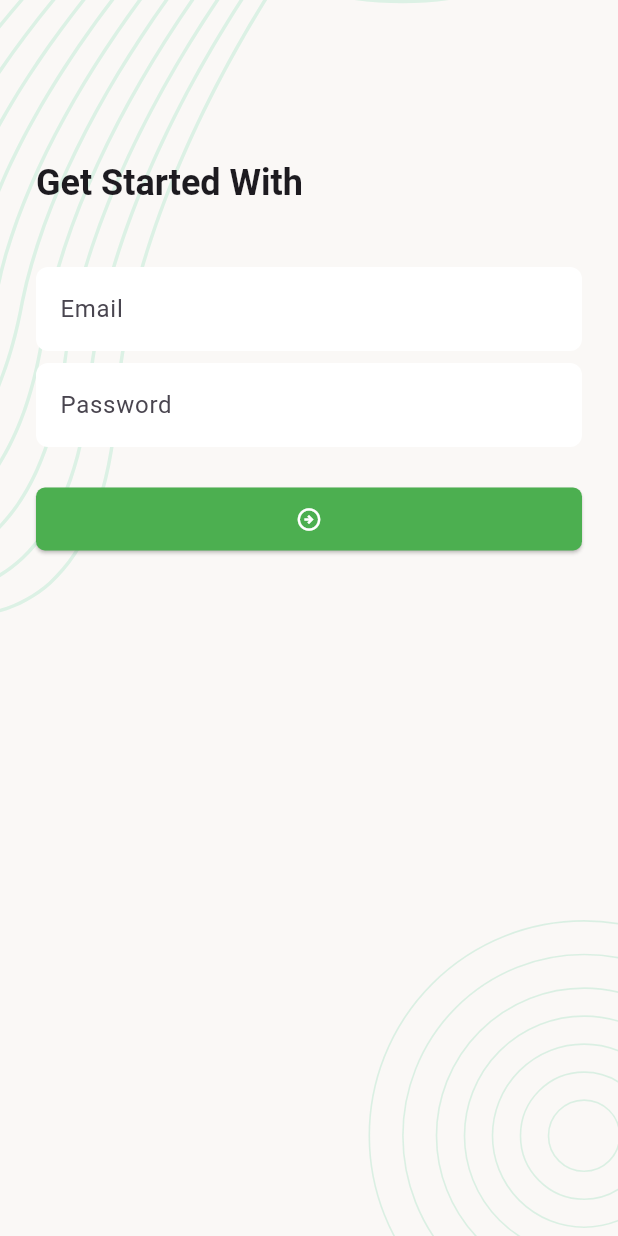
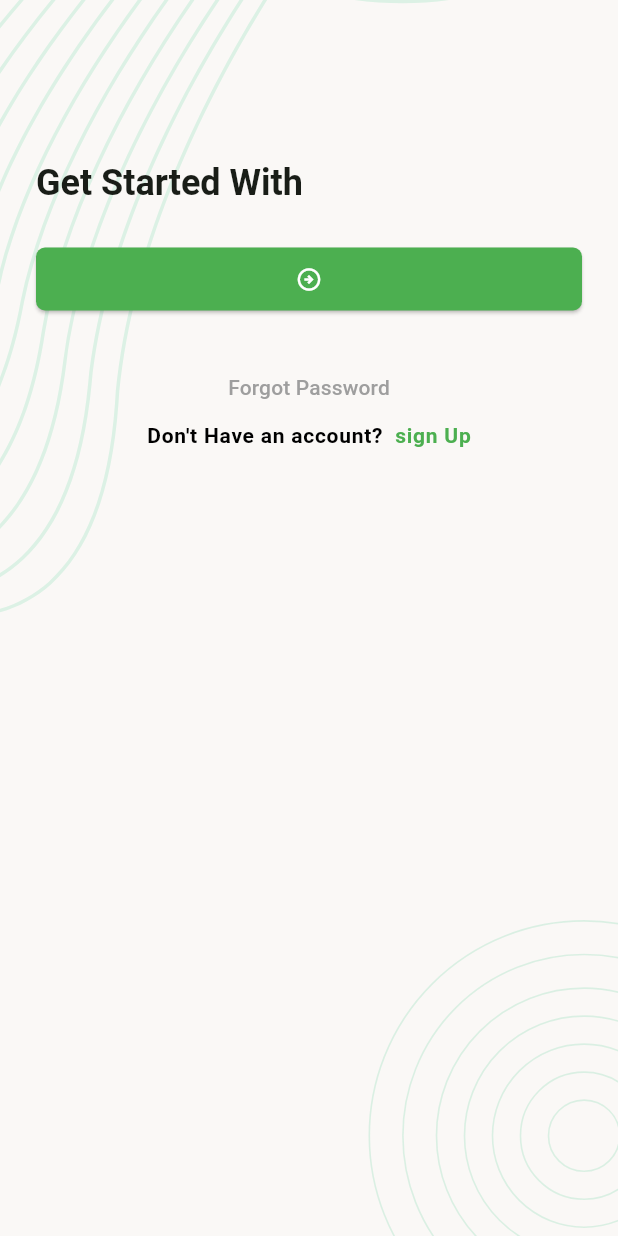
Before and after one commit to rakibmahmudkhan/Todo, a Flutter app: the screen it shows after launch, on a phone screen of 412 x 824 dp. Run offline on Flutter 3.47's test engine with Material 3 defaults, Android fonts, the phone set to English and light mode, and no system bars; our stand-ins replace flutter_svg.

Commit message:
screen created[update]

```diff
--- a/lib/app.dart
+++ b/lib/app.dart
@@ -14,6 +14,7 @@ class _TaskManagerAppState extends State<TaskManagerApp> {
   Widget build(BuildContext context) {
     return MaterialApp(
       theme: ThemeData(
+        colorSchemeSeed: AppColors.themeColor,
         textTheme: const TextTheme(),
         inputDecorationTheme: _inputDecorationTheme(),
         elevatedButtonTheme: _elevatedButtonTheme(),
@@ -39,7 +40,7 @@ class _TaskManagerAppState extends State<TaskManagerApp> {
     return InputDecorationTheme(
       border: _inputBorder(),
       enabledBorder: _inputBorder(),
-      errorBorder: _inputBorder(),
+      errorBorder: _inputBorder (),
       focusedBorder: _inputBorder(),
       fillColor: Colors.white,
       filled: true,
--- a/lib/ui/screens/sign_in_screen.dart
+++ b/lib/ui/screens/sign_in_screen.dart
@@ -14,7 +14,6 @@ class _SignInScreenState extends State<SignInScreen> {
   Widget build(BuildContext context) {
     TextTheme textTheme = Theme.of(context).textTheme;
     return Scaffold(
-
       body: ScreenBackground(
           child: Padding(
         padding: const EdgeInsets.all(24.0),
@@ -27,25 +26,38 @@ class _SignInScreenState extends State<SignInScreen> {
             Text("Get Started With",
                 style: textTheme.headlineSmall
                     ?.copyWith(fontWeight: FontWeight.w700)),
-            const SizedBox(
-              height: 40,
-            ),
-            TextFormField(
-              decoration: const InputDecoration(
-                hintText: "Email",
-              ),
-            ),
-            const SizedBox(height: 8),
-            TextFormField(
-              decoration: const InputDecoration(
-                hintText: "Password",
-              ),
-            ),
+            const SizedBox(),
             const SizedBox(height: 24),
             ElevatedButton(
               onPressed: () {},
               child: const Icon(Icons.arrow_circle_right_outlined),
-            )
+            ),
+            const SizedBox(height: 24),
+           Center(
+             child: Column(
+
+               children: [
+                 TextButton(
+                   onPressed: () {},
+                   child: Text("Forgot Password",style:TextStyle(color: Colors.grey),),
+                 ),
+                 RichText(
+                   text: TextSpan(
+                       style: TextStyle(
+                           color: Colors.black,
+                           fontWeight: FontWeight.w600,
+                           fontSize: 14,
+                           letterSpacing: 0.5),
+                       text: "Don't Have an account?  ",
+                       children: [
+                         TextSpan(
+                             text: "sign Up",
+                             style: TextStyle(color: AppColors.themeColor))
+                       ]),
+                 )
+               ],
+             ),
+           )
           ],
         ),
       )),
--- a/lib/ui/screens/splash_screen.dart
+++ b/lib/ui/screens/splash_screen.dart
@@ -24,9 +24,7 @@ class _SplashScreenState extends State<SplashScreen> {
   Future<void> _moveToNextScreen() async {
     await Future.delayed(Duration(seconds: 2));
 
-    Navigator.pushReplacement(context, MaterialPageRoute(builder: (context) {
-      return const SignInScreen();
-    }));
+    Navigator.pushReplacement(context, MaterialPageRoute(builder: (context) => SignInScreen()));
   }
 
   @override
```
